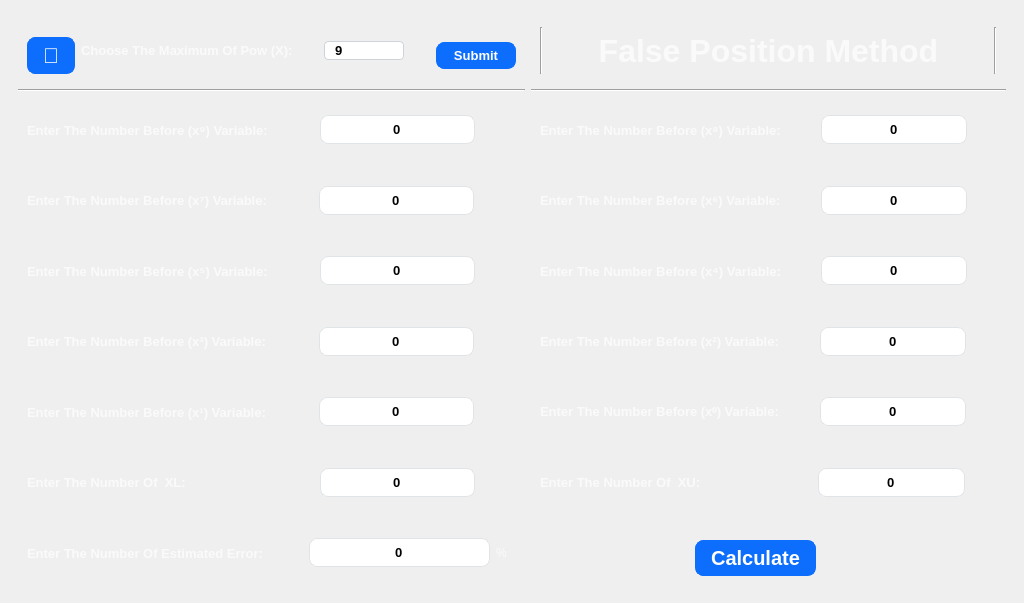
First picture: the form in MainWindow.ui, repository Keysoz/Numerical_Analysis, before the edit.
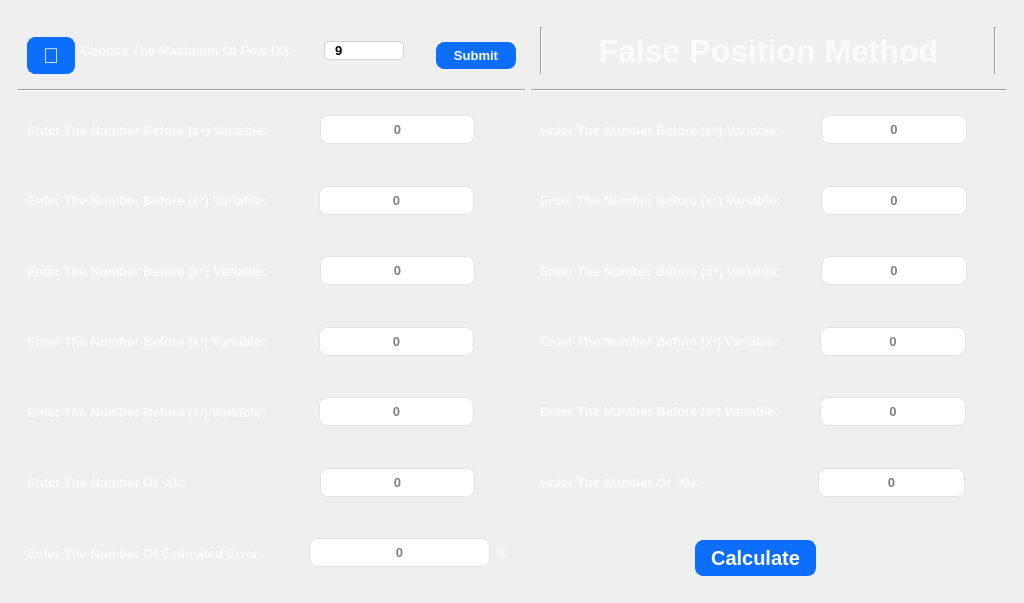
Second picture: the form after the edit. The open tabs and pages were chosen to show the change. Icons and pictures are not drawn.

```diff
--- a/MainWindow.ui
+++ b/MainWindow.ui
@@ -118,6 +118,9 @@
 }
 #algo_lbl{
 	color: rgba(22, 128, 194, 180);
+}
+#label_3, #label_7{
+	color: rgba(255, 255, 255, 175)
 }</string>
       </property>
       <property name="currentIndex">
@@ -627,7 +630,13 @@
                 </font>
                </property>
                <property name="text">
-                <string>0</string>
+                <string/>
+               </property>
+               <property name="maxLength">
+                <number>6</number>
+               </property>
+               <property name="frame">
+                <bool>true</bool>
                </property>
                <property name="echoMode">
                 <enum>QLineEdit::Normal</enum>
@@ -638,6 +647,9 @@
                <property name="alignment">
                 <set>Qt::AlignCenter</set>
                </property>
+               <property name="placeholderText">
+                <string>0</string>
+               </property>
               </widget>
              </item>
              <item>
@@ -706,7 +718,13 @@
                 </font>
                </property>
                <property name="text">
-                <string>0</string>
+                <string/>
+               </property>
+               <property name="maxLength">
+                <number>6</number>
+               </property>
+               <property name="frame">
+                <bool>true</bool>
                </property>
                <property name="echoMode">
                 <enum>QLineEdit::Normal</enum>
@@ -717,6 +735,9 @@
                <property name="alignment">
                 <set>Qt::AlignCenter</set>
                </property>
+               <property name="placeholderText">
+                <string>0</string>
+               </property>
               </widget>
              </item>
              <item>
@@ -785,7 +806,13 @@
                 </font>
                </property>
                <property name="text">
-                <string>0</string>
+                <string/>
+               </property>
+               <property name="maxLength">
+                <number>6</number>
+               </property>
+               <property name="frame">
+                <bool>true</bool>
                </property>
                <property name="echoMode">
                 <enum>QLineEdit::Normal</enum>
@@ -796,6 +823,9 @@
                <property name="alignment">
                 <set>Qt::AlignCenter</set>
                </property>
+               <property name="placeholderText">
+                <string>0</string>
+               </property>
               </widget>
              </item>
              <item>
@@ -1031,11 +1061,20 @@
                 </font>
                </property>
                <property name="text">
-                <string>0</string>
+                <string/>
+               </property>
+               <property name="maxLength">
+                <number>6</number>
+               </property>
+               <property name="frame">
+                <bool>true</bool>
                </property>
                <property name="alignment">
                 <set>Qt::AlignCenter</set>
                </property>
+               <property name="placeholderText">
+                <string>0</string>
+               </property>
               </widget>
              </item>
              <item>
@@ -1150,7 +1189,13 @@
                 </font>
                </property>
                <property name="text">
-                <string>0</string>
+                <string/>
+               </property>
+               <property name="maxLength">
+                <number>6</number>
+               </property>
+               <property name="frame">
+                <bool>true</bool>
                </property>
                <property name="echoMode">
                 <enum>QLineEdit::Normal</enum>
@@ -1161,6 +1206,9 @@
                <property name="alignment">
                 <set>Qt::AlignCenter</set>
                </property>
+               <property name="placeholderText">
+                <string>0</string>
+               </property>
               </widget>
              </item>
              <item>
@@ -1229,7 +1277,13 @@
                 </font>
                </property>
                <property name="text">
-                <string>0</string>
+                <string/>
+               </property>
+               <property name="maxLength">
+                <number>6</number>
+               </property>
+               <property name="frame">
+                <bool>true</bool>
                </property>
                <property name="echoMode">
                 <enum>QLineEdit::Normal</enum>
@@ -1240,6 +1294,9 @@
                <property name="alignment">
                 <set>Qt::AlignCenter</set>
                </property>
+               <property name="placeholderText">
+                <string>0</string>
+               </property>
               </widget>
              </item>
              <item>
@@ -1308,7 +1365,13 @@
                 </font>
                </property>
                <property name="text">
-                <string>0</string>
+                <string/>
+               </property>
+               <property name="maxLength">
+                <number>6</number>
+               </property>
+               <property name="frame">
+                <bool>true</bool>
                </property>
                <property name="echoMode">
                 <enum>QLineEdit::Normal</enum>
@@ -1319,6 +1382,9 @@
                <property name="alignment">
                 <set>Qt::AlignCenter</set>
                </property>
+               <property name="placeholderText">
+                <string>0</string>
+               </property>
               </widget>
              </item>
              <item>
@@ -1394,7 +1460,13 @@
                 </font>
                </property>
                <property name="text">
-                <string>0</string>
+                <string/>
+               </property>
+               <property name="maxLength">
+                <number>6</number>
+               </property>
+               <property name="frame">
+                <bool>true</bool>
                </property>
                <property name="echoMode">
                 <enum>QLineEdit::Normal</enum>
@@ -1405,6 +1477,9 @@
                <property name="alignment">
                 <set>Qt::AlignCenter</set>
                </property>
+               <property name="placeholderText">
+                <string>0</string>
+               </property>
               </widget>
              </item>
              <item>
@@ -1473,7 +1548,13 @@
                 </font>
                </property>
                <property name="text">
-                <string>0</string>
+                <string/>
+               </property>
+               <property name="maxLength">
+                <number>6</number>
+               </property>
+               <property name="frame">
+                <bool>true</bool>
                </property>
                <property name="echoMode">
                 <enum>QLineEdit::Normal</enum>
@@ -1484,6 +1565,9 @@
                <property name="alignment">
                 <set>Qt::AlignCenter</set>
                </property>
+               <property name="placeholderText">
+                <string>0</string>
+               </property>
               </widget>
              </item>
              <item>
@@ -1552,7 +1636,13 @@
                 </font>
                </property>
                <property name="text">
-                <string>0</string>
+                <string/>
+               </property>
+               <property name="maxLength">
+                <number>6</number>
+               </property>
+               <property name="frame">
+                <bool>true</bool>
                </property>
                <property name="echoMode">
                 <enum>QLineEdit::Normal</enum>
@@ -1563,6 +1653,9 @@
                <property name="alignment">
                 <set>Qt::AlignCenter</set>
                </property>
+               <property name="placeholderText">
+                <string>0</string>
+               </property>
               </widget>
              </item>
              <item>
@@ -1631,7 +1724,13 @@
                 </font>
                </property>
                <property name="text">
-                <string>0</string>
+                <string/>
+               </property>
+               <property name="maxLength">
+                <number>6</number>
+               </property>
+               <property name="frame">
+                <bool>true</bool>
                </property>
                <property name="echoMode">
                 <enum>QLineEdit::Normal</enum>
@@ -1642,6 +1741,9 @@
                <property name="alignment">
                 <set>Qt::AlignCenter</set>
                </property>
+               <property name="placeholderText">
+                <string>0</string>
+               </property>
               </widget>
              </item>
              <item>
@@ -1710,7 +1812,13 @@
                 </font>
                </property>
                <property name="text">
-                <string>0</string>
+                <string/>
+               </property>
+               <property name="maxLength">
+                <number>6</number>
+               </property>
+               <property name="frame">
+                <bool>true</bool>
                </property>
                <property name="echoMode">
                 <enum>QLineEdit::Normal</enum>
@@ -1721,6 +1829,9 @@
                <property name="alignment">
                 <set>Qt::AlignCenter</set>
                </property>
+               <property name="placeholderText">
+                <string>0</string>
+               </property>
               </widget>
              </item>
              <item>
@@ -1789,7 +1900,13 @@
                 </font>
                </property>
                <property name="text">
-                <string>0</string>
+                <string/>
+               </property>
+               <property name="maxLength">
+                <number>6</number>
+               </property>
+               <property name="frame">
+                <bool>true</bool>
                </property>
                <property name="echoMode">
                 <enum>QLineEdit::Normal</enum>
@@ -1800,6 +1917,9 @@
                <property name="alignment">
                 <set>Qt::AlignCenter</set>
                </property>
+               <property name="placeholderText">
+                <string>0</string>
+               </property>
               </widget>
              </item>
              <item>
```
Left out of the diff: 78 changed lines with no effect on the pictures.
